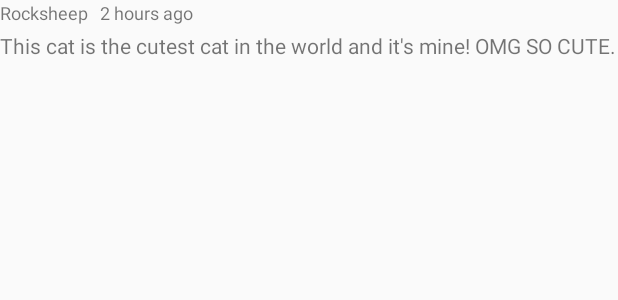
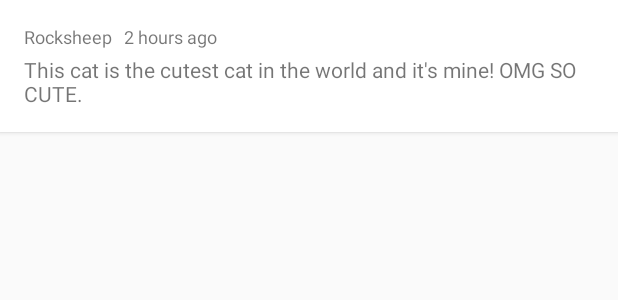
Before and after one commit to Rocksheep/Capstone-Project, an Android app: the layout comment.xml on its own in the app's theme, with its tools: preview values and no code run, on a phone screen of 412 x 824 dp. Shown: the top 300 px of the screen. Run offline under Robolectric (Android 15) with nearby library versions, the phone set to English and light mode, and no system bars.

Commit message:
Show comments

```diff
--- a/app/src/main/res/layout/comment.xml
+++ b/app/src/main/res/layout/comment.xml
@@ -1,32 +1,40 @@
-<?xml version="1.0" encoding="utf-8"?>
-<LinearLayout xmlns:android="http://schemas.android.com/apk/res/android"
+<android.support.v7.widget.CardView
+    xmlns:android="http://schemas.android.com/apk/res/android"
+    xmlns:card_view="http://schemas.android.com/apk/res-auto"
+    xmlns:tools="http://schemas.android.com/tools"
+    android:layout_width="match_parent"
+    android:layout_height="wrap_content"
+    android:layout_marginBottom="1dp"
+    card_view:cardCornerRadius="0dp">
+    <LinearLayout
+        android:layout_width="match_parent"
+        android:layout_height="wrap_content"
         android:orientation="vertical"
-              android:layout_width="match_parent"
-              android:layout_height="match_parent">
+        android:padding="16dp">
         <LinearLayout
             android:layout_width="match_parent"
             android:layout_height="wrap_content"
             android:layout_marginBottom="4dp">
             <TextView
+                android:id="@+id/comment_author"
                 android:layout_width="wrap_content"
                 android:layout_height="match_parent"
-            android:text="Rocksheep"
+                tools:text="Rocksheep"
                 android:textSize="12sp"
-            android:layout_marginRight="8dp"/>
+                android:layout_marginRight="8dp"
+                android:layout_marginEnd="8dp"/>
             <TextView
+                android:id="@+id/comment_time"
                 android:layout_width="wrap_content"
                 android:layout_height="wrap_content"
                 android:textSize="12sp"
                 android:text="2 hours ago"/>
         </LinearLayout>
         <TextView
+            android:id="@+id/comment_body"
             android:layout_width="match_parent"
             android:layout_height="wrap_content"
             android:text="This cat is the cutest cat in the world and it's mine! OMG SO CUTE."
             />
-    <LinearLayout
-        android:layout_width="match_parent"
-        android:layout_height="wrap_content">
-
     </LinearLayout>
-</LinearLayout>
+</android.support.v7.widget.CardView>
```
Also changed, not shown: app/src/main/java/nl/codesheep/android/pagesforreddit/ContentFragment.java (+67 -7 lines), app/src/main/java/nl/codesheep/android/pagesforreddit/sync/redditapi/DetailsListingResponse.java (+16 -1 lines), app/src/main/res/layout/content_fragment.xml (+42 -78 lines). Lines whose indentation alone changed are shown as unchanged.
